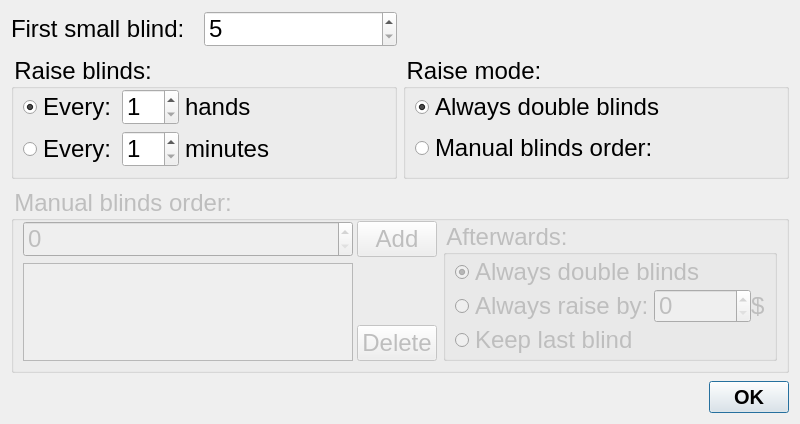
pokerth/pokerth, file src/gui/qt/gui_800x480/changecompleteblindsdialog_800x480.ui: the form before one commit.
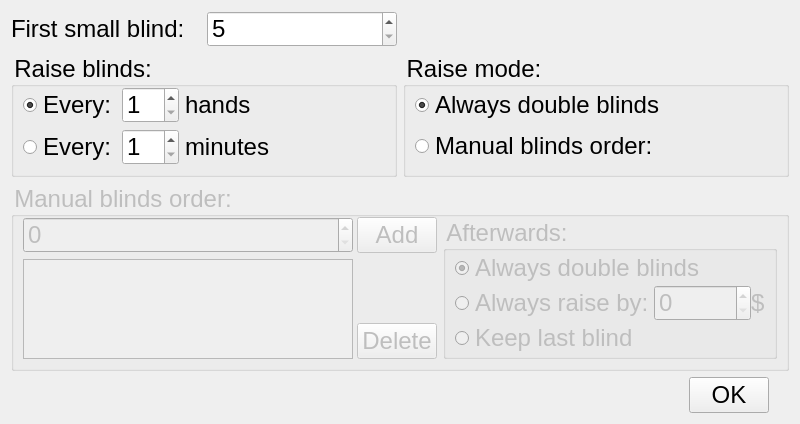
The form after the commit. Icons and pictures are not drawn.

```diff
--- a/src/gui/qt/gui_800x480/changecompleteblindsdialog_800x480.ui
+++ b/src/gui/qt/gui_800x480/changecompleteblindsdialog_800x480.ui
@@ -28,10 +28,7 @@
   <property name="styleSheet">
    <string notr="true">QObject {font: 24px}</string>
   </property>
-  <layout class="QGridLayout">
-   <property name="verticalSpacing">
-    <number>8</number>
-   </property>
+  <layout class="QGridLayout" name="gridLayout">
    <item row="0" column="0">
     <layout class="QHBoxLayout">
      <item>
@@ -171,19 +168,6 @@
      </layout>
     </widget>
    </item>
-   <item row="3" column="0" colspan="2">
-    <widget class="QDialogButtonBox" name="buttonBox">
-     <property name="styleSheet">
-      <string notr="true">QObject {font: bold 20px}</string>
-     </property>
-     <property name="orientation">
-      <enum>Qt::Horizontal</enum>
-     </property>
-     <property name="standardButtons">
-      <set>QDialogButtonBox::Ok</set>
-     </property>
-    </widget>
-   </item>
    <item row="2" column="0" colspan="2">
     <widget class="QGroupBox" name="groupBox_2">
      <property name="enabled">
@@ -196,50 +180,6 @@
       <property name="topMargin">
        <number>0</number>
       </property>
-      <item row="0" column="0">
-       <layout class="QGridLayout">
-        <property name="horizontalSpacing">
-         <number>4</number>
-        </property>
-        <item row="1" column="0" rowspan="2">
-         <widget class="QListWidget" name="listWidget_blinds"/>
-        </item>
-        <item row="2" column="1">
-         <widget class="QPushButton" name="pushButton_delete">
-          <property name="text">
-           <string>Delete</string>
-          </property>
-         </widget>
-        </item>
-        <item row="1" column="1">
-         <spacer>
-          <property name="orientation">
-           <enum>Qt::Vertical</enum>
-          </property>
-          <property name="sizeHint" stdset="0">
-           <size>
-            <width>20</width>
-            <height>121</height>
-           </size>
-          </property>
-         </spacer>
-        </item>
-        <item row="0" column="0">
-         <widget class="QSpinBox" name="spinBox_input">
-          <property name="maximum">
-           <number>20000</number>
-          </property>
-         </widget>
-        </item>
-        <item row="0" column="1">
-         <widget class="QPushButton" name="pushButton_add">
-          <property name="text">
-           <string>Add</string>
-          </property>
-         </widget>
-        </item>
-       </layout>
-      </item>
       <item row="0" column="1">
        <widget class="QGroupBox" name="groupBox">
         <property name="title">
@@ -300,9 +240,106 @@
         </layout>
        </widget>
       </item>
+      <item row="0" column="0">
+       <layout class="QGridLayout">
+        <property name="horizontalSpacing">
+         <number>4</number>
+        </property>
+        <item row="1" column="0" rowspan="2">
+         <widget class="QListWidget" name="listWidget_blinds"/>
+        </item>
+        <item row="2" column="1">
+         <widget class="QPushButton" name="pushButton_delete">
+          <property name="text">
+           <string>Delete</string>
+          </property>
+         </widget>
+        </item>
+        <item row="1" column="1">
+         <spacer>
+          <property name="orientation">
+           <enum>Qt::Vertical</enum>
+          </property>
+          <property name="sizeHint" stdset="0">
+           <size>
+            <width>20</width>
+            <height>121</height>
+           </size>
+          </property>
+         </spacer>
+        </item>
+        <item row="0" column="0">
+         <widget class="QSpinBox" name="spinBox_input">
+          <property name="maximum">
+           <number>20000</number>
+          </property>
+         </widget>
+        </item>
+        <item row="0" column="1">
+         <widget class="QPushButton" name="pushButton_add">
+          <property name="text">
+           <string>Add</string>
+          </property>
+         </widget>
+        </item>
+       </layout>
+      </item>
      </layout>
     </widget>
    </item>
+   <item row="3" column="0" colspan="2">
+    <layout class="QHBoxLayout" name="horizontalLayout">
+     <item>
+      <spacer name="horizontalSpacer">
+       <property name="orientation">
+        <enum>Qt::Horizontal</enum>
+       </property>
+       <property name="sizeHint" stdset="0">
+        <size>
+         <width>40</width>
+         <height>20</height>
+        </size>
+       </property>
+      </spacer>
+     </item>
+     <item>
+      <widget class="QPushButton" name="pushButton">
+       <property name="text">
+        <string> OK </string>
+       </property>
+       <property name="icon">
+        <iconset resource="../resources/pokerth.qrc">
+         <normaloff>:/gfx/dialog_ok_apply.png</normaloff>:/gfx/dialog_ok_apply.png</iconset>
+       </property>
+       <property name="iconSize">
+        <size>
+         <width>24</width>
+         <height>24</height>
+        </size>
+       </property>
+       <property name="autoDefault">
+        <bool>false</bool>
+       </property>
+      </widget>
+     </item>
+     <item>
+      <spacer name="horizontalSpacer_2">
+       <property name="orientation">
+        <enum>Qt::Horizontal</enum>
+       </property>
+       <property name="sizeType">
+        <enum>QSizePolicy::Fixed</enum>
+       </property>
+       <property name="sizeHint" stdset="0">
+        <size>
+         <width>20</width>
+         <height>20</height>
+        </size>
+       </property>
+      </spacer>
+     </item>
+    </layout>
+   </item>
   </layout>
  </widget>
  <tabstops>
```
Left out of the diff: 69 changed lines with no effect on the pictures.
